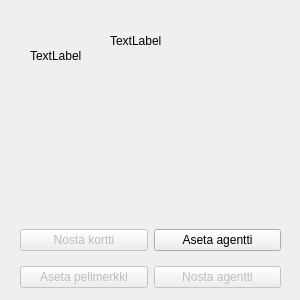
First picture: the form in ElectionGame/Student/kaupunginosa.ui, repository elguitar/los-horos, before the edit.
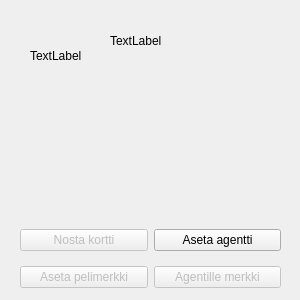
Second picture: the form after the edit.

Commit message: =agentin operaatioiden enablointi ja nappulat toimivat ui puolella niin kuin pitääkin.

What changed in the file:
```diff
--- a/ElectionGame/Student/kaupunginosa.ui
+++ b/ElectionGame/Student/kaupunginosa.ui
@@ -52,7 +52,7 @@
        <bool>false</bool>
       </property>
       <property name="text">
-       <string>Nosta agentti</string>
+       <string>Agentille merkki</string>
       </property>
       <property name="default">
        <bool>false</bool>
```
Left out of the diff: 2 changed lines with no effect on the pictures. The commit also changes 2 other files.
